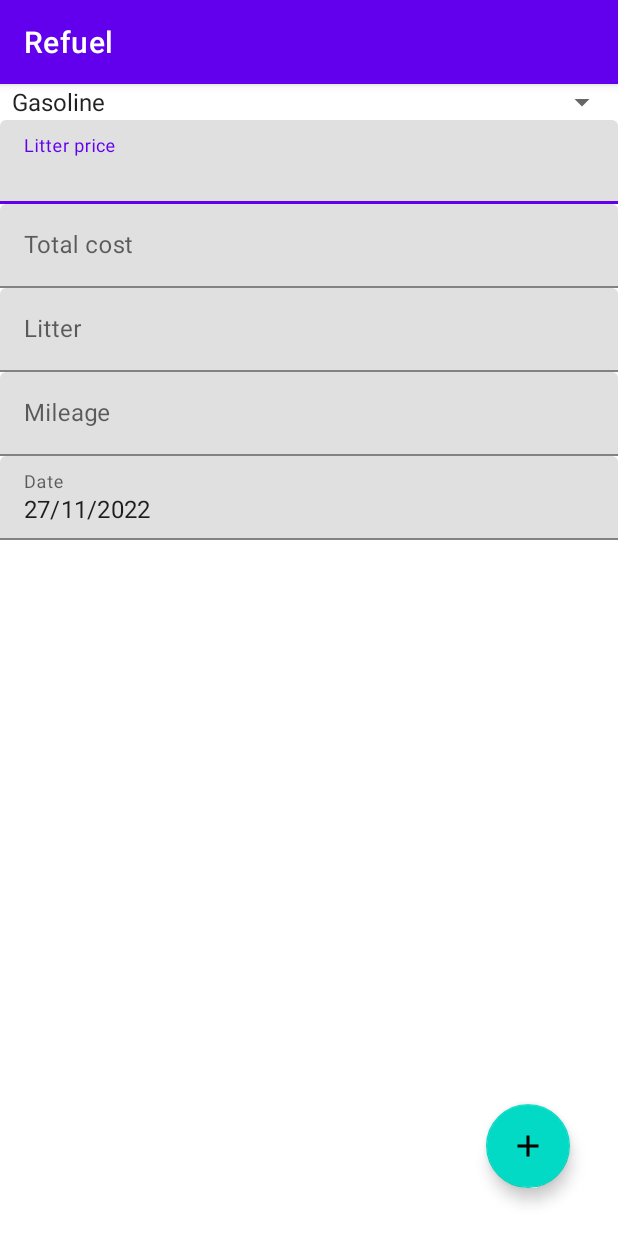
After one commit to Bedjes-Studio/SAMM, an Android app: the RefuelActivity screen opened directly, with no data from a screen before it, on a phone screen of 412 x 824 dp. The commit adds this screen. Run offline under Robolectric (Android 15) with nearby library versions, the phone set to English and light mode, and no system bars.

Commit message:
Event refuel

```diff
--- a/app/src/main/java/UQAC/Mobile/SAMM/Event.java
+++ b/app/src/main/java/UQAC/Mobile/SAMM/Event.java
@@ -4,6 +4,6 @@ import java.util.Date;
 
 public class Event {
     private User creator;
-    private Date date;
-    private int mileage;
+    Date date;
+    int mileage;
 }
--- /dev/null
+++ b/app/src/main/java/UQAC/Mobile/SAMM/RefuelActivity.java
@@ -0,0 +1,122 @@
+package UQAC.Mobile.SAMM;
+
+import androidx.appcompat.app.AppCompatActivity;
+
+import android.app.DatePickerDialog;
+import android.content.Intent;
+import android.os.Bundle;
+import android.view.View;
+import android.widget.AdapterView;
+import android.widget.ArrayAdapter;
+import android.widget.DatePicker;
+import android.widget.EditText;
+import android.widget.Spinner;
+import android.widget.Toast;
+
+import com.google.android.material.floatingactionbutton.FloatingActionButton;
+
+import java.text.SimpleDateFormat;
+import java.util.Calendar;
+import java.util.Date;
+import java.util.Locale;
+
+public class RefuelActivity extends AppCompatActivity {
+
+    final Calendar myCalendar = Calendar.getInstance();
+    String myFuelType;
+
+    FloatingActionButton save;
+
+    EditText litterPrice;
+    EditText totalCost;
+    EditText litter;
+    EditText mileage;
+    EditText dateText;
+
+    @Override
+    protected void onCreate(Bundle savedInstanceState) {
+        super.onCreate(savedInstanceState);
+        setContentView(R.layout.activity_refuel);
+
+        setTitle("Refuel");
+
+        litterPrice = findViewById(R.id.litterPriceText);
+        totalCost = findViewById(R.id.totalCostText);
+        litter = findViewById(R.id.litterText);
+        mileage = findViewById(R.id.mileageText);
+
+        //https://andrologiciels.wordpress.com/astuces-android/divers-2/quitter-une-application/liste-deroulante-spinner/
+        //-- Drop Down Fuel Type
+        final Spinner spinnerFuelType = (Spinner) findViewById(R.id.spinnerFuelType);
+        String[] lFuelType = {"Gasoline","Diesel Fuel", "Bio-diesel", "Ethanol"};
+        ArrayAdapter<String> dataAdapterF = new ArrayAdapter<String>(this, android.R.layout.simple_spinner_item, lFuelType);
+        dataAdapterF.setDropDownViewResource(android.R.layout.simple_spinner_dropdown_item);
+        spinnerFuelType.setAdapter(dataAdapterF);
+
+        //-- Gestion du Click sur la liste Fuel type
+        spinnerFuelType.setOnItemSelectedListener(new AdapterView.OnItemSelectedListener(){
+            public void onItemSelected(AdapterView<?> parent, View view,
+                                       int position, long id) {
+                myFuelType = String.valueOf(spinnerFuelType.getSelectedItem());
+                Toast.makeText(RefuelActivity.this,
+                        "OnClickListener : " +
+                                "\nSpinner 1 : " + myFuelType,
+                        Toast.LENGTH_SHORT).show(); }
+            @Override
+            public void onNothingSelected(AdapterView<?> parent) {
+                // TODO Auto-generated method stub
+            }
+
+        });
+
+        //-- Date Picker
+        dateText = (EditText) findViewById(R.id.dateText);
+
+        SimpleDateFormat dateFormat = new SimpleDateFormat("dd/MM/yyyy");
+        dateText.setText(dateFormat.format(new Date())); // it will show 16/07/2013
+
+        DatePickerDialog.OnDateSetListener date =new DatePickerDialog.OnDateSetListener() {
+            @Override
+            public void onDateSet(DatePicker view, int year, int month, int day) {
+                myCalendar.set(Calendar.YEAR, year);
+                myCalendar.set(Calendar.MONTH,month);
+                myCalendar.set(Calendar.DAY_OF_MONTH,day);
+                updateLabel();
+            }
+        };
+        dateText.setOnClickListener(new View.OnClickListener() {
+            @Override
+            public void onClick(View view) {
+                new DatePickerDialog(RefuelActivity.this,date,myCalendar.get(Calendar.YEAR),myCalendar.get(Calendar.MONTH),myCalendar.get(Calendar.DAY_OF_MONTH)).show();
+            }
+        });
+
+        // --Save
+        save = findViewById(R.id.button_save_event);
+
+        save.setOnClickListener(new View.OnClickListener() {
+            @Override
+            public void onClick(View view) {
+                Float litterPriceValue = Float.valueOf(litterPrice.getText().toString());
+                Float totalCostValue = Float.valueOf(totalCost.getText().toString());
+                Float litterValue = Float.valueOf(litter.getText().toString());
+                Integer mileageValue = Integer.valueOf(mileage.getText().toString());
+
+                Refuel refuel = new Refuel(myFuelType, litterPriceValue, totalCostValue, litterValue, myCalendar.getTime(),  mileageValue);
+
+                Toast.makeText(getApplicationContext(),refuel.getDate().toString(), Toast.LENGTH_SHORT).show();
+
+                Intent eventActivityIntent = new Intent(RefuelActivity.this, EventActivity.class);
+                startActivity(eventActivityIntent);
+            }
+        });
+    }
+
+    private void updateLabel(){
+        String myFormat="MM/dd/yy";
+        SimpleDateFormat dateFormat=new SimpleDateFormat(myFormat, Locale.US);
+        dateText.setText(dateFormat.format(myCalendar.getTime()));
+    }
+
+
+}
--- /dev/null
+++ b/app/src/main/res/drawable/ic_earning.xml
@@ -0,0 +1,5 @@
+<vector android:height="24dp" android:tint="#000000"
+    android:viewportHeight="24" android:viewportWidth="24"
+    android:width="24dp" xmlns:android="http://schemas.android.com/apk/res/android">
+    <path android:fillColor="@android:color/white" android:pathData="M11.8,10.9c-2.27,-0.59 -3,-1.2 -3,-2.15 0,-1.09 1.01,-1.85 2.7,-1.85 1.78,0 2.44,0.85 2.5,2.1h2.21c-0.07,-1.72 -1.12,-3.3 -3.21,-3.81V3h-3v2.16c-1.94,0.42 -3.5,1.68 -3.5,3.61 0,2.31 1.91,3.46 4.7,4.13 2.5,0.6 3,1.48 3,2.41 0,0.69 -0.49,1.79 -2.7,1.79 -2.06,0 -2.87,-0.92 -2.98,-2.1h-2.2c0.12,2.19 1.76,3.42 3.68,3.83V21h3v-2.15c1.95,-0.37 3.5,-1.5 3.5,-3.55 0,-2.84 -2.43,-3.81 -4.7,-4.4z"/>
+</vector>
--- /dev/null
+++ b/app/src/main/res/drawable/ic_refuel.xml
@@ -0,0 +1,5 @@
+<vector android:height="24dp" android:tint="#000000"
+    android:viewportHeight="24" android:viewportWidth="24"
+    android:width="24dp" xmlns:android="http://schemas.android.com/apk/res/android">
+    <path android:fillColor="@android:color/white" android:pathData="M19.77,7.23l0.01,-0.01 -3.72,-3.72L15,4.56l2.11,2.11c-0.94,0.36 -1.61,1.26 -1.61,2.33 0,1.38 1.12,2.5 2.5,2.5 0.36,0 0.69,-0.08 1,-0.21v7.21c0,0.55 -0.45,1 -1,1s-1,-0.45 -1,-1L17,14c0,-1.1 -0.9,-2 -2,-2h-1L14,5c0,-1.1 -0.9,-2 -2,-2L6,3c-1.1,0 -2,0.9 -2,2v16h10v-7.5h1.5v5c0,1.38 1.12,2.5 2.5,2.5s2.5,-1.12 2.5,-2.5L20.5,9c0,-0.69 -0.28,-1.32 -0.73,-1.77zM12,10L6,10L6,5h6v5zM18,10c-0.55,0 -1,-0.45 -1,-1s0.45,-1 1,-1 1,0.45 1,1 -0.45,1 -1,1z"/>
+</vector>
--- /dev/null
+++ b/app/src/main/res/drawable/ic_repair.xml
@@ -0,0 +1,5 @@
+<vector android:height="24dp" android:tint="#000000"
+    android:viewportHeight="24" android:viewportWidth="24"
+    android:width="24dp" xmlns:android="http://schemas.android.com/apk/res/android">
+    <path android:fillColor="@android:color/white" android:pathData="M22.7,19l-9.1,-9.1c0.9,-2.3 0.4,-5 -1.5,-6.9 -2,-2 -5,-2.4 -7.4,-1.3L9,6 6,9 1.6,4.7C0.4,7.1 0.9,10.1 2.9,12.1c1.9,1.9 4.6,2.4 6.9,1.5l9.1,9.1c0.4,0.4 1,0.4 1.4,0l2.3,-2.3c0.5,-0.4 0.5,-1.1 0.1,-1.4z"/>
+</vector>
--- /dev/null
+++ b/app/src/main/res/layout/activity_refuel.xml
@@ -0,0 +1,100 @@
+<?xml version="1.0" encoding="utf-8"?>
+<androidx.coordinatorlayout.widget.CoordinatorLayout xmlns:android="http://schemas.android.com/apk/res/android"
+    xmlns:app="http://schemas.android.com/apk/res-auto"
+    xmlns:tools="http://schemas.android.com/tools"
+    android:layout_width="match_parent"
+    android:layout_height="match_parent"
+    tools:context=".RefuelActivity">
+
+    <LinearLayout
+        android:layout_width="match_parent"
+        android:layout_height="match_parent"
+        android:orientation="vertical">
+
+        <Spinner
+            android:id="@+id/spinnerFuelType"
+            android:layout_width="match_parent"
+            android:layout_height="wrap_content"
+            />
+
+        <com.google.android.material.textfield.TextInputLayout
+            android:id="@+id/litterPriceLayout"
+            android:layout_width="match_parent"
+            android:layout_height="wrap_content">
+
+            <EditText
+                android:id="@+id/litterPriceText"
+                android:layout_width="match_parent"
+                android:layout_height="wrap_content"
+                android:hint="Litter price"
+                android:inputType="numberDecimal"/>
+
+        </com.google.android.material.textfield.TextInputLayout>
+
+        <com.google.android.material.textfield.TextInputLayout
+            android:id="@+id/totalCostLayout"
+            android:layout_width="match_parent"
+            android:layout_height="wrap_content">
+
+            <EditText
+                android:id="@+id/totalCostText"
+                android:layout_width="match_parent"
+                android:layout_height="wrap_content"
+                android:hint="Total cost"
+                android:inputType="numberDecimal"/>
+
+        </com.google.android.material.textfield.TextInputLayout>
+
+        <com.google.android.material.textfield.TextInputLayout
+            android:id="@+id/litterLayout"
+            android:layout_width="match_parent"
+            android:layout_height="wrap_content">
+
+            <EditText
+                android:id="@+id/litterText"
+                android:layout_width="match_parent"
+                android:layout_height="wrap_content"
+                android:hint="Litter"
+                android:inputType="numberDecimal"/>
+
+        </com.google.android.material.textfield.TextInputLayout>
+
+        <com.google.android.material.textfield.TextInputLayout
+            android:id="@+id/mileageLayout"
+            android:layout_width="match_parent"
+            android:layout_height="wrap_content">
+
+            <EditText
+                android:id="@+id/mileageText"
+                android:layout_width="match_parent"
+                android:layout_height="wrap_content"
+                android:hint="Mileage"
+                android:inputType="numberDecimal"/>
+
+        </com.google.android.material.textfield.TextInputLayout>
+
+        <com.google.android.material.textfield.TextInputLayout
+            android:id="@+id/dateLayout"
+            android:layout_width="match_parent"
+            android:layout_height="wrap_content">
+
+            <EditText
+                android:id="@+id/dateText"
+                android:layout_width="match_parent"
+                android:layout_height="wrap_content"
+                android:hint="Date"
+                android:inputType="numberDecimal"/>
+
+        </com.google.android.material.textfield.TextInputLayout>
+
+    </LinearLayout>
+
+    <com.google.android.material.floatingactionbutton.FloatingActionButton
+        android:id="@+id/button_save_event"
+        android:layout_width="wrap_content"
+        android:layout_height="wrap_content"
+        android:layout_gravity="bottom|end"
+        android:layout_margin="32dp"
+        android:src="@drawable/ic_add" />
+
+</androidx.coordinatorlayout.widget.CoordinatorLayout>
```
Also changed, not shown: app/src/main/AndroidManifest.xml (+14 -0 lines), app/src/main/java/UQAC/Mobile/SAMM/EventActivity.java (added, +49 -0 lines), app/src/main/java/UQAC/Mobile/SAMM/MainActivity.java (+15 -0 lines), app/src/main/java/UQAC/Mobile/SAMM/Refuel.java (+65 -0 lines), app/src/main/res/layout/activity_event.xml (+30 -0 lines), app/src/main/res/layout/activity_main.xml (+11 -0 lines).
